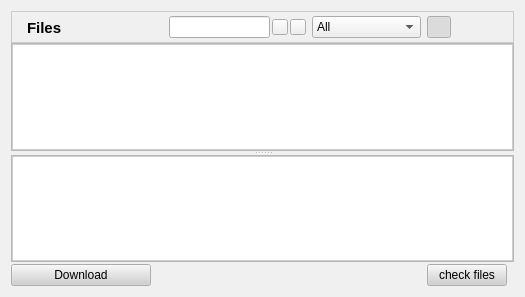
RetroShare/RetroShare, file retroshare-gui/src/gui/SharedFilesDialog.ui: the form before one commit.
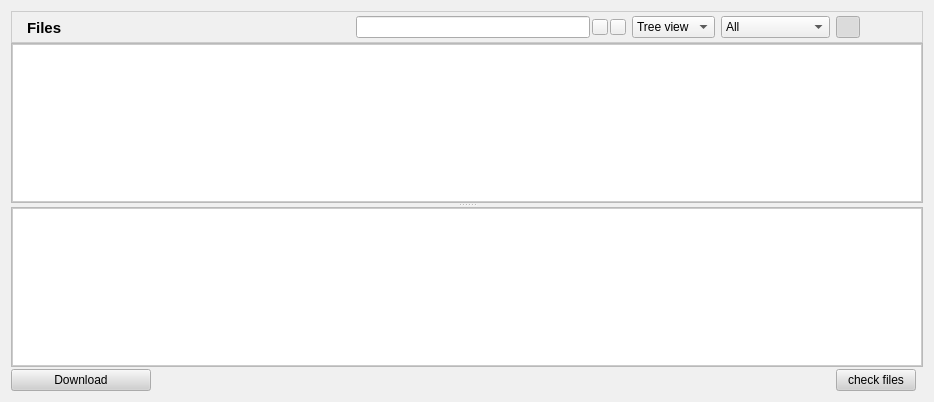
The form after the commit. Icons and pictures are not drawn.

Commit message: - implemented an optional flat view for shared files that allows sorting by date/peer/name - restored the search for flat view only (very slow for tree view) - cleaned the code a bit: made two subclasses of RetroshareDirModel: TreeStyle_RDM and FlatStyle_RDM

```diff
--- a/retroshare-gui/src/gui/SharedFilesDialog.ui
+++ b/retroshare-gui/src/gui/SharedFilesDialog.ui
@@ -6,8 +6,8 @@
    <rect>
     <x>0</x>
     <y>0</y>
-    <width>525</width>
-    <height>297</height>
+    <width>934</width>
+    <height>402</height>
    </rect>
   </property>
   <property name="sizePolicy">
@@ -584,7 +584,7 @@
         </property>
        </spacer>
       </item>
-      <item row="0" column="5">
+      <item row="0" column="6">
        <widget class="QPushButton" name="splittedButton">
         <property name="maximumSize">
          <size>
@@ -616,7 +616,7 @@
         </property>
        </widget>
       </item>
-      <item row="0" column="6">
+      <item row="0" column="7">
        <widget class="QPushButton" name="remoteButton">
         <property name="maximumSize">
          <size>
@@ -648,7 +648,7 @@
         </property>
        </widget>
       </item>
-      <item row="0" column="7">
+      <item row="0" column="8">
        <widget class="QPushButton" name="localButton">
         <property name="maximumSize">
          <size>
@@ -680,7 +680,7 @@
         </property>
        </widget>
       </item>
-      <item row="0" column="4">
+      <item row="0" column="5">
        <widget class="QComboBox" name="indicatorCBox">
         <item>
          <property name="text">
@@ -823,6 +823,20 @@
         </item>
        </layout>
       </item>
+      <item row="0" column="4">
+       <widget class="QComboBox" name="viewType_CB">
+        <item>
+         <property name="text">
+          <string>Tree view</string>
+         </property>
+        </item>
+        <item>
+         <property name="text">
+          <string>Flat view</string>
+         </property>
+        </item>
+       </widget>
+      </item>
      </layout>
     </widget>
    </item>
@@ -878,6 +892,12 @@
          <property name="sortingEnabled">
           <bool>true</bool>
          </property>
+         <attribute name="headerStretchLastSection">
+          <bool>false</bool>
+         </attribute>
+         <attribute name="headerStretchLastSection">
+          <bool>false</bool>
+         </attribute>
         </widget>
        </item>
       </layout>
@@ -926,6 +946,12 @@
          <property name="sortingEnabled">
           <bool>true</bool>
          </property>
+         <attribute name="headerStretchLastSection">
+          <bool>false</bool>
+         </attribute>
+         <attribute name="headerStretchLastSection">
+          <bool>false</bool>
+         </attribute>
         </widget>
        </item>
       </layout>
```
The commit also changes 4 other files.
